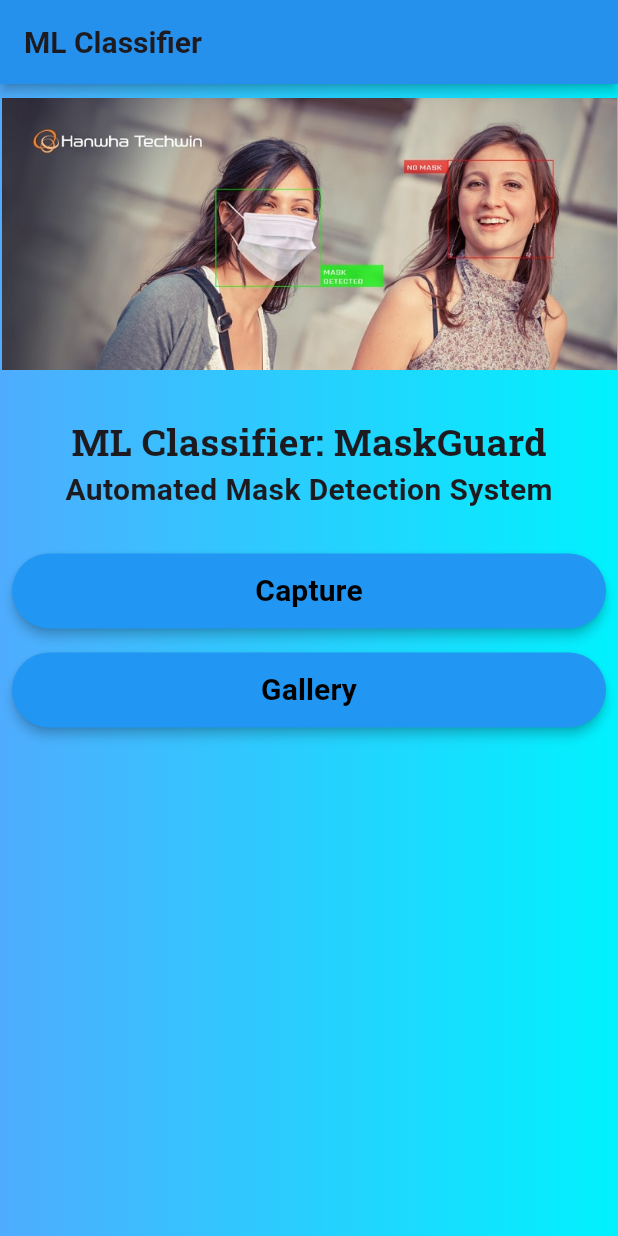
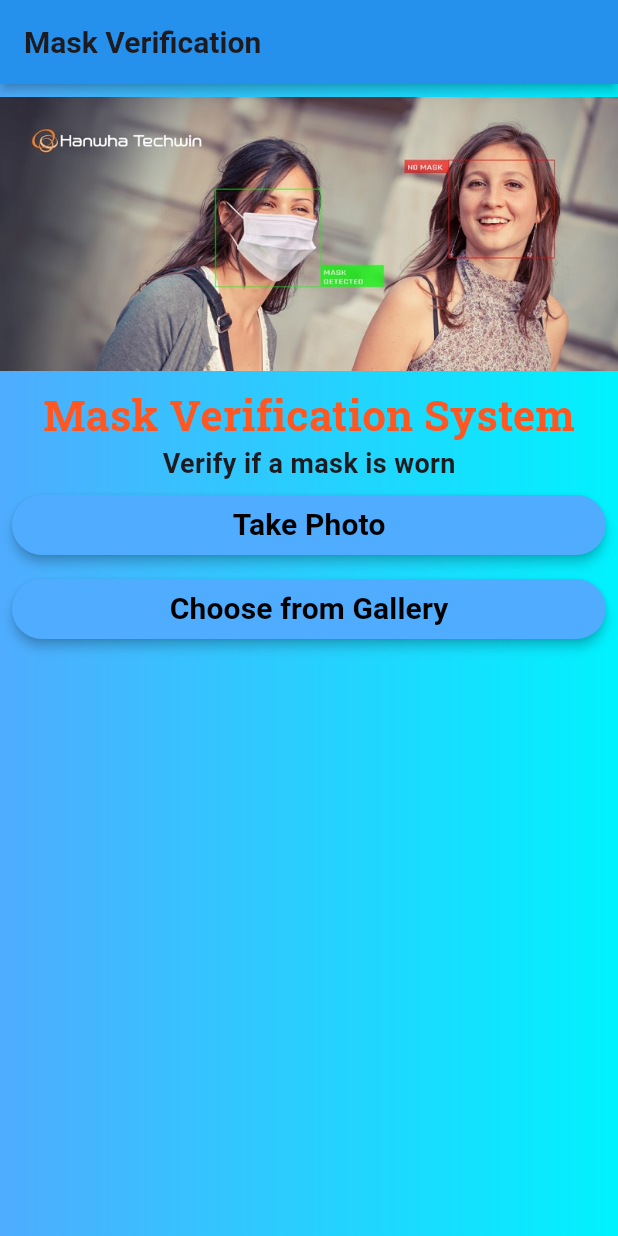
Before and after one commit to yuvaraj8080/Flutter-App-Mask_Detection-TECH_NewsPaper, a Flutter app: the screen it shows after launch, on a phone screen of 412 x 824 dp. Run offline on Flutter 3.47's test engine with Material 3 defaults, Android fonts, the light colour scheme and no system bars; our stand-ins replace google_fonts, image_picker.

Commit message:
App is Completed this is my first app

```diff
--- /dev/null
+++ b/assets/images/labels.txt
@@ -0,0 +1,2 @@
+0 Mask
+1 No Mask
--- a/lib/Mask Detect App/home.dart
+++ b/lib/Mask Detect App/home.dart
@@ -1,80 +1,158 @@
+import 'dart:io';
 import 'package:flutter/material.dart';
 import 'package:google_fonts/google_fonts.dart';
+import 'package:image_picker/image_picker.dart';
+
 class Home extends StatefulWidget {
-  const Home({super.key});
+  const Home({Key? key});
 
   @override
   State<Home> createState() => _HomeState();
 }
 
 class _HomeState extends State<Home> {
+  bool _loading = false;
+  File? _image;
+  final ImagePicker _imagePicker = ImagePicker();
+  bool _maskDetected = false;
+
+  Future<void> _loadImage(ImageSource source) async {
+    setState(() {
+      _loading = true;
+      _maskDetected = false; // Reset the mask detection flag
+    });
+
+    final pickedImage = await _imagePicker.pickImage(source: source);
+
+    if (pickedImage != null) {
+      setState(() {
+        _image = File(pickedImage.path);
+        _loading = false;
+        // Implement mask verification logic here using the selected image '_image'
+        _maskDetected = detectMask(_image!); // Function to detect if a mask is present
+      });
+    } else {
+      setState(() {
+        _loading = false;
+      });
+    }
+  }
+
+  // Replace this function with your actual mask detection logic
+  bool detectMask(File image) {
+    // Implement your logic here to detect if a mask is present in the image
+    // For demonstration purposes, let's assume a simple logic:
+    // If the file size is larger than 0, consider a mask present
+    return image.lengthSync() > 0;
+  }
 
   @override
   Widget build(BuildContext context) {
-
     var h = MediaQuery.of(context).size.height;
     var w = MediaQuery.of(context).size.width;
     return Scaffold(
-      appBar:AppBar(title:Text("ML Classifier",style:GoogleFonts.roboto(fontSize:20,fontWeight:FontWeight.bold)),
-      backgroundColor:Colors.blue,elevation:3,shadowColor:Colors.black
+      appBar: AppBar(
+        title: Text(
+          "Mask Verification",
+          style: GoogleFonts.roboto(fontSize: 20, fontWeight: FontWeight.bold),
+        ),
+        backgroundColor: Colors.blue,
+        elevation: 3,
+        shadowColor: Colors.black,
       ),
-      body:Container(
-        width: w, height: h,
-        decoration:BoxDecoration(
-          gradient:LinearGradient(
-            colors:[
-              Color(0xff4facfe),
-              Color(0xff00f2fe)
-            ])
+      body: Container(
+        width: w,
+        height: h,
+        decoration: BoxDecoration(
+          gradient: LinearGradient(colors: [Color(0xff4facfe), Color(0xff00f2fe)]),
         ),
-        child:Column(crossAxisAlignment:CrossAxisAlignment.center,
-          children:[
-
-           Container(height:200,width:410,color:Colors.transparent,
-             child:Image.asset("assets/images/mask2.jpg")
-           ),
-            SizedBox(height:20),
-            Container(child: Text("ML Classifier: MaskGuard",style:GoogleFonts.robotoSlab(fontSize:25,fontWeight:FontWeight.bold))),
-            // SizedBox(height:10),
-            Container(child: Text("Automated Mask Detection System",
-                style:GoogleFonts.roboto(fontSize:20,fontWeight:FontWeight.bold,))),
-            SizedBox(height:20),
+        child: Column(
+          crossAxisAlignment: CrossAxisAlignment.center,
+          children: [
+            Container(
+              height: 200,
+              width: double.infinity,
+              color: Colors.transparent,
+              child: Image.asset("assets/images/mask2.jpg"),
+            ),
+            Container(
+              child: Text(
+                "Mask Verification System",
+                style: GoogleFonts.robotoSlab(
+                    fontSize: 28, fontWeight: FontWeight.bold, color: Colors.deepOrange),
+              ),
+            ),
+            Container(
+              child: Text(
+                "Verify if a mask is worn",
+                style: GoogleFonts.roboto(fontSize: 18, fontWeight: FontWeight.bold),
+              ),
+            ),
             Padding(
               padding: const EdgeInsets.all(8.0),
               child: Container(
-                height:50,width:double.infinity,
-                child:ElevatedButton(
-                  style:ButtonStyle(
-                    backgroundColor: MaterialStateProperty.all(Colors.blue),
+                height: 40,
+                width: double.infinity,
+                child: ElevatedButton(
+                  style: ButtonStyle(
+                    backgroundColor: MaterialStateProperty.all(Color(0xff4facfe)),
                     overlayColor: MaterialStateProperty.all(Colors.white70),
-                    elevation:MaterialStateProperty.all(3),
+                    elevation: MaterialStateProperty.all(3),
                     shadowColor: MaterialStateProperty.all(Colors.black),
                   ),
-                    child:Text("Capture",
-                        style:GoogleFonts.roboto(fontSize:20,fontWeight:FontWeight.bold,color:Colors.black)),
-                    onPressed:(){
-
-                }),
-              ),),
+                  child: Text(
+                    "Take Photo",
+                    style: GoogleFonts.roboto(
+                        fontSize: 20, fontWeight: FontWeight.bold, color: Colors.black),
+                  ),
+                  onPressed: () {
+                    _loadImage(ImageSource.camera);
+                  },
+                ),
+              ),
+            ),
             Padding(
               padding: const EdgeInsets.all(8.0),
               child: Container(
-                height:50,width:double.infinity,
-                child:ElevatedButton(
-                    style:ButtonStyle(
-                      backgroundColor: MaterialStateProperty.all(Colors.blue),
-                      overlayColor: MaterialStateProperty.all(Colors.white70),
-                      elevation:MaterialStateProperty.all(3),
-                      shadowColor: MaterialStateProperty.all(Colors.black),
-                    ),
-                    child:Text("Gallery",
-                        style:GoogleFonts.roboto(fontSize:20,fontWeight:FontWeight.bold,color:Colors.black)),
-                    onPressed:(){
-
-                    }),
-              ),),
-          ])
-      )
+                height: 40,
+                width: double.infinity,
+                child: ElevatedButton(
+                  style: ButtonStyle(
+                    backgroundColor: MaterialStateProperty.all(Color(0xff4facfe)),
+                    overlayColor: MaterialStateProperty.all(Colors.white70),
+                    elevation: MaterialStateProperty.all(3),
+                    shadowColor: MaterialStateProperty.all(Colors.black),
+                  ),
+                  child: Text(
+                    "Choose from Gallery",
+                    style: GoogleFonts.roboto(
+                        fontSize: 20, fontWeight: FontWeight.bold, color: Colors.black),
+                  ),
+                  onPressed: () {
+                    _loadImage(ImageSource.gallery);
+                  },
+                ),
+              ),
+            ),
+            if (_loading)
+              CircularProgressIndicator()
+            else if (_image != null)
+              Column(
+                children: [
+                  Container(
+                    height: 200,
+                    width: 300,
+                    child: Image.file(_image!),
+                  ),
+                  Text(
+                    _maskDetected ? "Mask Present" : "No Mask Detected",
+                    style: TextStyle(fontSize: 18, fontWeight: FontWeight.bold),
+                  ),
+                ],
+              ),
+          ],
+        ),
+      ),
     );
   }
 }
```
Also changed, not shown: pubspec.yaml (+11 -10 lines), pubspec.lock, 2 other files.
